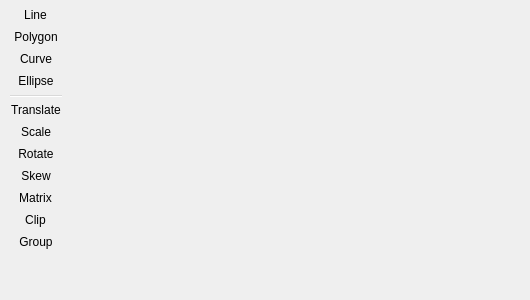
StardustDL/ImagingS, file ImagingS/Gui/uic/VisualPage.ui: the form before one commit.
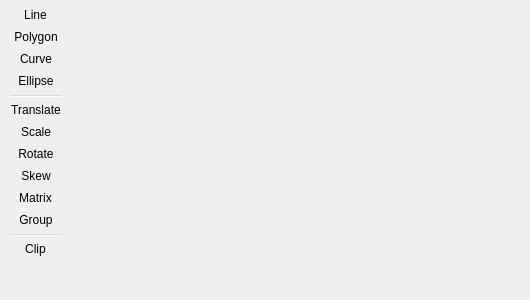
The form after the commit.

Commit message: add transformModel, adjust document struct

The edit to the form file:
```diff
--- a/ImagingS/Gui/uic/VisualPage.ui
+++ b/ImagingS/Gui/uic/VisualPage.ui
@@ -47,8 +47,9 @@
      <addaction name="actTransformRotate"/>
      <addaction name="actTransformSkew"/>
      <addaction name="actTransformMatrix"/>
-     <addaction name="actTransformClip"/>
      <addaction name="actTransformGroup"/>
+     <addaction name="separator"/>
+     <addaction name="actClip"/>
     </widget>
    </item>
    <item>
@@ -137,6 +138,11 @@
     <string>Group</string>
    </property>
   </action>
+  <action name="actClip">
+   <property name="text">
+    <string>Clip</string>
+   </property>
+  </action>
  </widget>
  <resources/>
  <connections/>
```
The commit also changes 21 other files.
